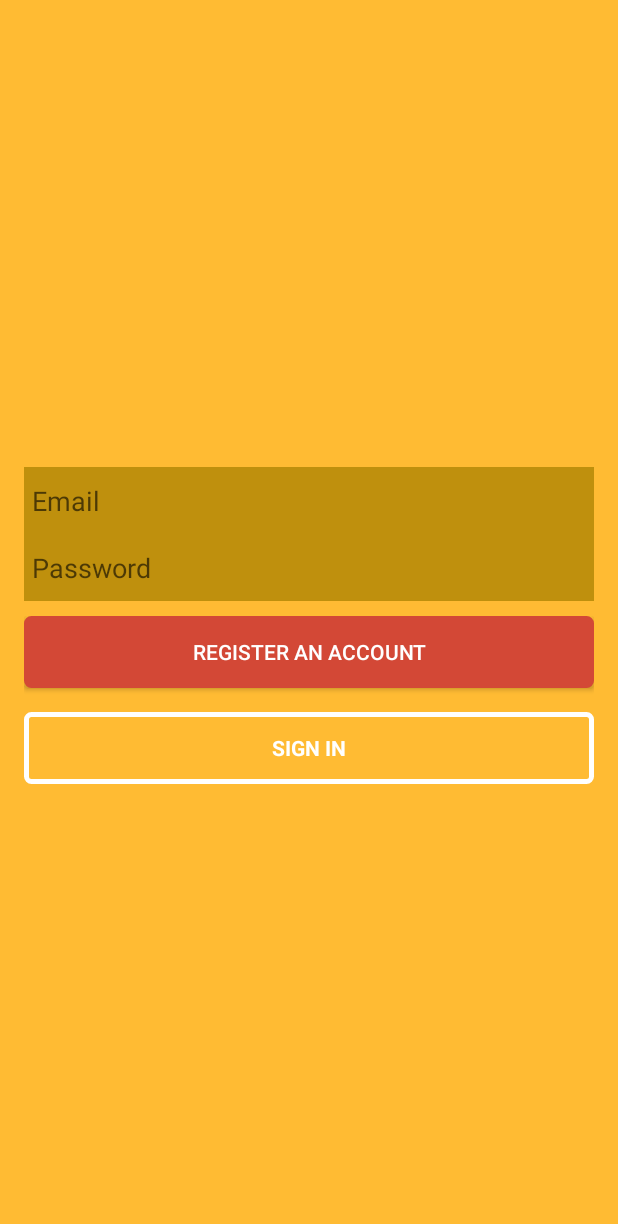
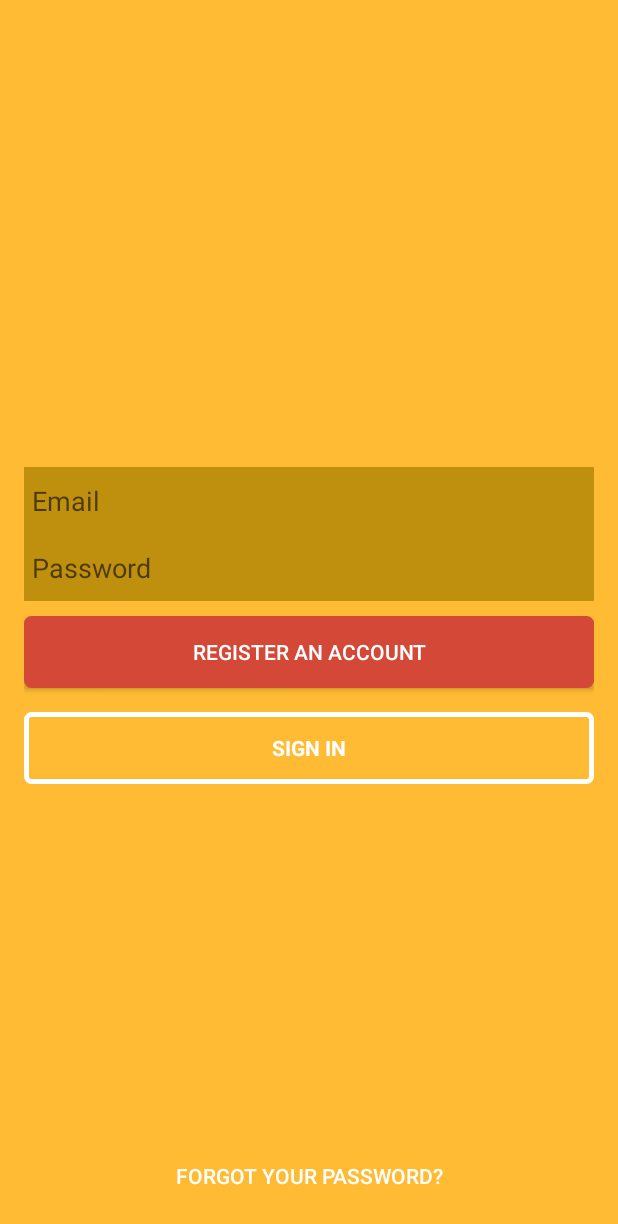
Before and after one commit to phung025/ecolibrium3_solar_map, an Android app: the layout activity_startup_login.xml on its own in the app's theme, with its tools: preview values and no code run, on a phone screen of 412 x 824 dp. Shown: the top 1224 px of the screen. Run offline under Robolectric (Android 15) with nearby library versions, the phone set to English and light mode, and no system bars.

```diff
--- a/SolarMap/app/src/main/res/layout/activity_startup_login.xml
+++ b/SolarMap/app/src/main/res/layout/activity_startup_login.xml
@@ -94,4 +94,15 @@
         </LinearLayout>
     </LinearLayout>
 
+    <Button
+        android:text="Forgot your password?"
+        android:layout_width="wrap_content"
+        android:layout_height="wrap_content"
+        android:id="@+id/forgotPasswordButton"
+        android:layout_alignParentBottom="true"
+        android:layout_alignParentStart="true"
+        android:layout_alignParentEnd="true"
+        android:background="@android:color/transparent"
+        android:textColor="@android:color/white" />
+
 </RelativeLayout>
--- a/SolarMap/app/src/main/res/layout/nav_header_main.xml
+++ b/SolarMap/app/src/main/res/layout/nav_header_main.xml
@@ -13,7 +13,7 @@
     android:theme="@style/ThemeOverlay.AppCompat.Dark">
 
     <ImageView
-        android:id="@+id/imageView"
+        android:id="@+id/avatarView"
         android:layout_width="wrap_content"
         android:layout_height="wrap_content"
         android:paddingTop="@dimen/nav_header_vertical_spacing"
```
Also changed, not shown: SolarMap/app/src/main/AndroidManifest.xml (+11 -7 lines), SolarMap/app/src/main/java/umd/solarmap/MainActivity.java (+48 -3 lines), SolarMap/app/src/main/java/umd/solarmap/StartupLoginActivity.java (+6 -2 lines).
